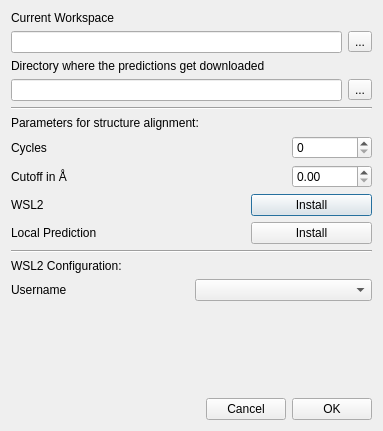
Before: the Qt Designer form pyssa/gui/ui/forms/dlgSettingsGlobal.ui in urban233/PySSA, drawn with Qt 5.
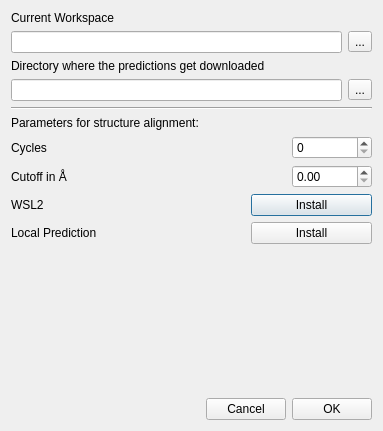
After: the same form once the commit is applied.

```diff
--- a/pyssa/gui/ui/forms/dlgSettingsGlobal.ui
+++ b/pyssa/gui/ui/forms/dlgSettingsGlobal.ui
@@ -172,38 +172,6 @@
      </item>
     </layout>
    </item>
-   <item>
-    <layout class="QVBoxLayout" name="verticalLayout">
-     <item>
-      <widget class="Line" name="line_wsl_config">
-       <property name="orientation">
-        <enum>Qt::Horizontal</enum>
-       </property>
-      </widget>
-     </item>
-     <item>
-      <widget class="QLabel" name="lbl_wsl_config">
-       <property name="text">
-        <string>WSL2 Configuration:</string>
-       </property>
-      </widget>
-     </item>
-    </layout>
-   </item>
-   <item>
-    <layout class="QHBoxLayout" name="horizontalLayout_7">
-     <item>
-      <widget class="QLabel" name="lbl_wsl_username">
-       <property name="text">
-        <string>Username</string>
-       </property>
-      </widget>
-     </item>
-     <item>
-      <widget class="QComboBox" name="box_wsl_username"/>
-     </item>
-    </layout>
-   </item>
    <item>
     <spacer name="verticalSpacer">
      <property name="orientation">
```
